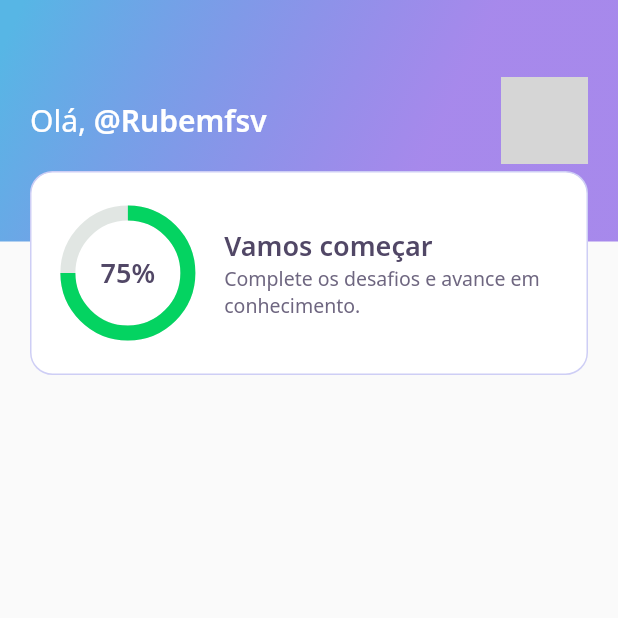
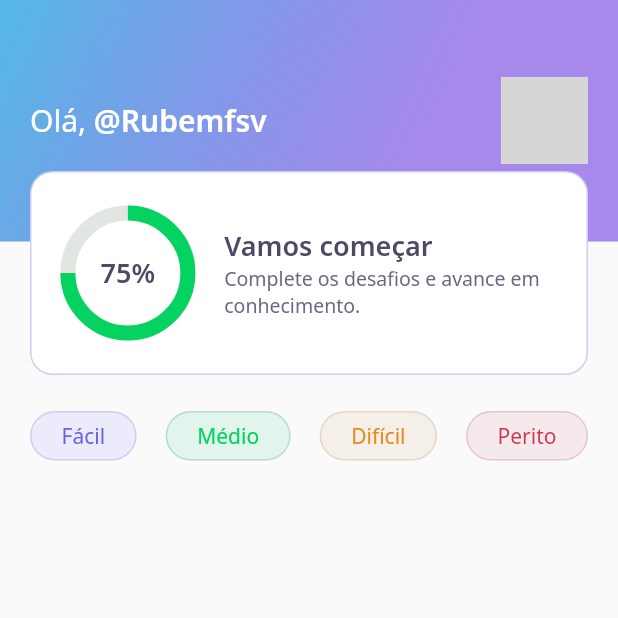
Before and after one commit to rubemfsv/Flutter-Quiz-Dev, a Flutter app: the screen it shows after launch, on a phone screen of 412 x 824 dp, the top half of it. Run offline on Flutter 3.47's test engine with Material 2 defaults, Android fonts, the phone set to English and light mode, and no system bars; our stand-ins replace google_fonts; network calls fail; grey boxes are pictures that could not be loaded.

Commit message:
feature: uses level button widget in home

```diff
--- a/lib/home/home_page.dart
+++ b/lib/home/home_page.dart
@@ -1,5 +1,6 @@
 import 'package:flutter/material.dart';
 import 'package:flutter_quiz_app/home/widgets/appbar/app_bar_widget.dart';
+import 'package:flutter_quiz_app/home/widgets/level_button/level_button_widget.dart';
 
 class HomePage extends StatefulWidget {
   HomePage({Key? key}) : super(key: key);
@@ -10,6 +11,31 @@ class HomePage extends StatefulWidget {
 class _HomePageState extends State<HomePage> {
   @override
   Widget build(BuildContext context) {
-    return Scaffold(appBar: AppBarWidget(),);
+    return Scaffold(
+      appBar: AppBarWidget(),
+      body: Padding(
+        padding: const EdgeInsets.symmetric(
+          horizontal: 20,
+          vertical: 24,
+        ),
+        child: Row(
+          mainAxisAlignment: MainAxisAlignment.spaceBetween,
+          children: [
+            LevelButtonWidget(
+              label: "Fácil",
+            ),
+            LevelButtonWidget(
+              label: "Médio",
+            ),
+            LevelButtonWidget(
+              label: "Difícil",
+            ),
+            LevelButtonWidget(
+              label: "Perito",
+            ),
+          ],
+        ),
+      ),
+    );
   }
 }
```
